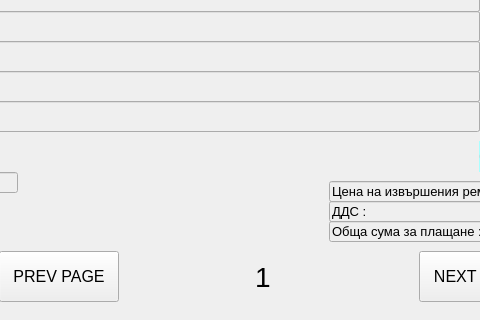
This is printformat.ui in JohnnyBrawo/CarServ as Qt 5 draws it before an edit; both pictures show x 231 to 711 and y 639 to 959 of the 1094 by 959 pixel window. The edited form follows.
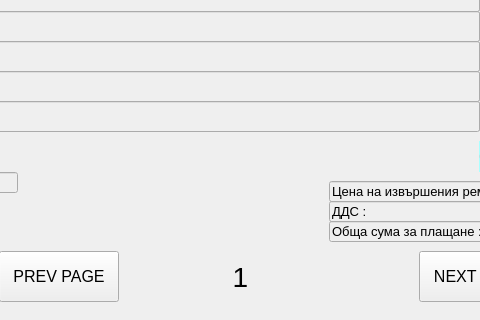
This is the edited form.

Diff of the .ui file:
```diff
--- a/printformat.ui
+++ b/printformat.ui
@@ -2746,9 +2746,9 @@
   <widget class="QLabel" name="L_PageNumber">
    <property name="geometry">
     <rect>
-     <x>486</x>
+     <x>436</x>
      <y>900</y>
-     <width>21</width>
+     <width>71</width>
      <height>31</height>
     </rect>
    </property>
@@ -2760,6 +2760,9 @@
    <property name="text">
     <string>1</string>
    </property>
+   <property name="alignment">
+    <set>Qt::AlignCenter</set>
+   </property>
   </widget>
  </widget>
  <resources/>
```
